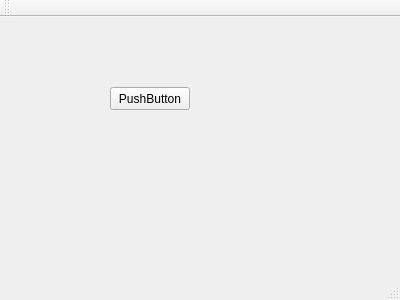
Old version of the form first_gui/mainwindow.ui in the repository stackyism/qt_tutorial.
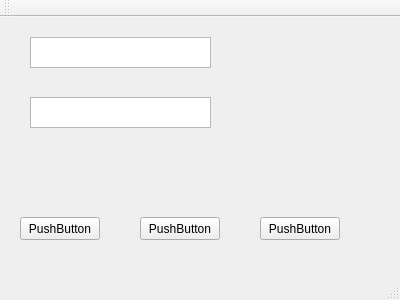
New version of the form.

Commit message: cut paste button with signal and slot to text edit boxes in first_gui

```diff
--- a/first_gui/mainwindow.ui
+++ b/first_gui/mainwindow.ui
@@ -17,8 +17,8 @@
    <widget class="QPushButton" name="pushButton">
     <property name="geometry">
      <rect>
-      <x>110</x>
-      <y>70</y>
+      <x>20</x>
+      <y>200</y>
       <width>80</width>
       <height>23</height>
      </rect>
@@ -27,6 +27,52 @@
      <string>PushButton</string>
     </property>
    </widget>
+   <widget class="QPushButton" name="pushButton_2">
+    <property name="geometry">
+     <rect>
+      <x>140</x>
+      <y>200</y>
+      <width>80</width>
+      <height>23</height>
+     </rect>
+    </property>
+    <property name="text">
+     <string>PushButton</string>
+    </property>
+   </widget>
+   <widget class="QPushButton" name="pushButton_3">
+    <property name="geometry">
+     <rect>
+      <x>260</x>
+      <y>200</y>
+      <width>80</width>
+      <height>23</height>
+     </rect>
+    </property>
+    <property name="text">
+     <string>PushButton</string>
+    </property>
+   </widget>
+   <widget class="QTextEdit" name="textEdit">
+    <property name="geometry">
+     <rect>
+      <x>30</x>
+      <y>20</y>
+      <width>181</width>
+      <height>31</height>
+     </rect>
+    </property>
+   </widget>
+   <widget class="QTextEdit" name="textEdit_2">
+    <property name="geometry">
+     <rect>
+      <x>30</x>
+      <y>80</y>
+      <width>181</width>
+      <height>31</height>
+     </rect>
+    </property>
+   </widget>
   </widget>
   <widget class="QMenuBar" name="menuBar">
    <property name="geometry">
```
Left out of the diff: 38 changed lines with no effect on the pictures. The commit also changes 4 other files.
